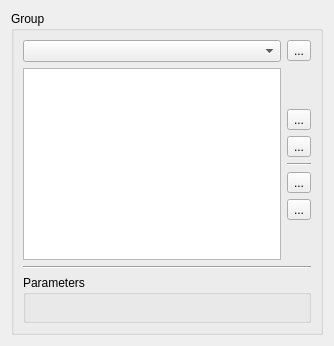
Above: noether_gui/src/widgets/plugin_loader_widget.ui from ros-industrial/noether before the change. Below: the same form after it.
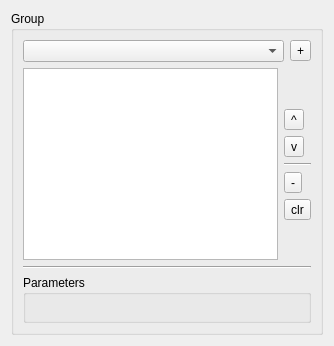
That is the form after the change. Icons and pictures are not drawn.

Commit message: Updated tool button text in case icon graphics do not exist

Diff of the .ui file:
```diff
--- a/noether_gui/src/widgets/plugin_loader_widget.ui
+++ b/noether_gui/src/widgets/plugin_loader_widget.ui
@@ -37,7 +37,7 @@
            <string>&lt;html&gt;&lt;head/&gt;&lt;body&gt;&lt;p&gt;Add a new object to the list&lt;/p&gt;&lt;/body&gt;&lt;/html&gt;</string>
           </property>
           <property name="text">
-           <string>...</string>
+           <string>+</string>
           </property>
           <property name="icon">
            <iconset theme="list-add"/>
@@ -76,7 +76,7 @@
              <string>&lt;html&gt;&lt;head/&gt;&lt;body&gt;&lt;p&gt;Move the object up in the list order&lt;/p&gt;&lt;/body&gt;&lt;/html&gt;</string>
             </property>
             <property name="text">
-             <string>...</string>
+             <string>^</string>
             </property>
             <property name="icon">
              <iconset theme="go-up"/>
@@ -89,7 +89,7 @@
              <string>&lt;html&gt;&lt;head/&gt;&lt;body&gt;&lt;p&gt;Move the object down in the list order&lt;/p&gt;&lt;/body&gt;&lt;/html&gt;</string>
             </property>
             <property name="text">
-             <string>...</string>
+             <string>v</string>
             </property>
             <property name="icon">
              <iconset theme="go-down"/>
@@ -109,7 +109,7 @@
              <string>&lt;html&gt;&lt;head/&gt;&lt;body&gt;&lt;p&gt;Remove the current selection&lt;/p&gt;&lt;/body&gt;&lt;/html&gt;</string>
             </property>
             <property name="text">
-             <string>...</string>
+             <string>-</string>
             </property>
             <property name="icon">
              <iconset theme="list-remove"/>
@@ -122,7 +122,7 @@
              <string>&lt;html&gt;&lt;head/&gt;&lt;body&gt;&lt;p&gt;Remove all items&lt;/p&gt;&lt;/body&gt;&lt;/html&gt;</string>
             </property>
             <property name="text">
-             <string>...</string>
+             <string>clr</string>
             </property>
             <property name="icon">
              <iconset theme="edit-delete"/>
```
